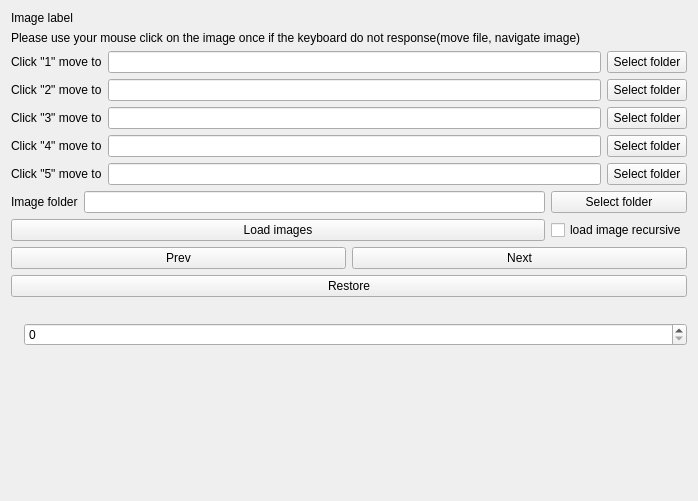
First picture: the form in image_clean_up_tool/image_mover.ui, repository stereomatchingkiss/blogCodes2, before the edit.
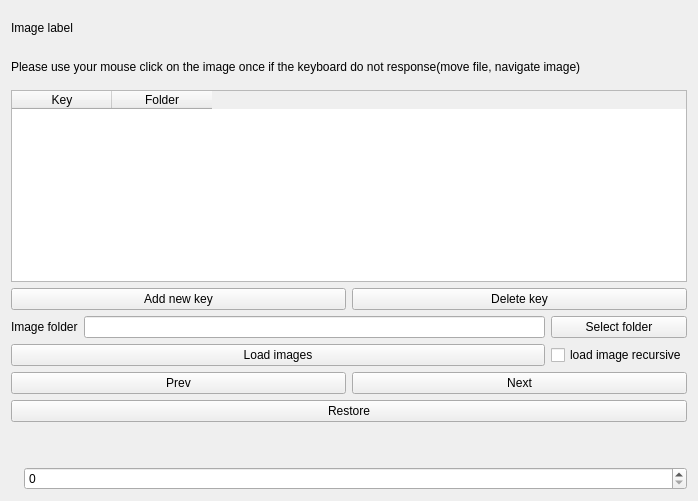
Second picture: the form after the edit.

Commit message: able to specify more keys

The edit to the form file:
```diff
--- a/image_clean_up_tool/image_mover.ui
+++ b/image_clean_up_tool/image_mover.ui
@@ -29,109 +29,38 @@
     </widget>
    </item>
    <item>
-    <layout class="QGridLayout" name="gridLayout">
-     <item row="2" column="2">
-      <widget class="QPushButton" name="pushButtonSelectFolder_3">
+    <widget class="QTableWidget" name="tableWidget">
+     <property name="sizePolicy">
+      <sizepolicy hsizetype="Expanding" vsizetype="Fixed">
+       <horstretch>0</horstretch>
+       <verstretch>0</verstretch>
+      </sizepolicy>
+     </property>
+     <column>
+      <property name="text">
+       <string>Key</string>
+      </property>
+     </column>
+     <column>
+      <property name="text">
+       <string>Folder</string>
+      </property>
+     </column>
+    </widget>
+   </item>
+   <item>
+    <layout class="QHBoxLayout" name="horizontalLayout_3">
+     <item>
+      <widget class="QPushButton" name="pushButtonAddNewKey">
        <property name="text">
-        <string>Select folder</string>
+        <string>Add new key</string>
        </property>
       </widget>
      </item>
-     <item row="4" column="2">
-      <widget class="QPushButton" name="pushButtonSelectFolder_5">
+     <item>
+      <widget class="QPushButton" name="pushButtonDeleteKey">
        <property name="text">
-        <string>Select folder</string>
-       </property>
-      </widget>
-     </item>
-     <item row="1" column="1">
-      <widget class="QLineEdit" name="lineEdit_2">
-       <property name="text">
-        <string/>
-       </property>
-      </widget>
-     </item>
-     <item row="4" column="0">
-      <widget class="QLabel" name="label_4">
-       <property name="text">
-        <string>Click &quot;5&quot; move to</string>
-       </property>
-      </widget>
-     </item>
-     <item row="3" column="0">
-      <widget class="QLabel" name="label_5">
-       <property name="text">
-        <string>Click &quot;4&quot; move to</string>
-       </property>
-      </widget>
-     </item>
-     <item row="3" column="1">
-      <widget class="QLineEdit" name="lineEdit_4">
-       <property name="text">
-        <string/>
-       </property>
-      </widget>
-     </item>
-     <item row="1" column="2">
-      <widget class="QPushButton" name="pushButtonSelectFolder_2">
-       <property name="text">
-        <string>Select folder</string>
-       </property>
-      </widget>
-     </item>
-     <item row="3" column="2">
-      <widget class="QPushButton" name="pushButtonSelectFolder_4">
-       <property name="text">
-        <string>Select folder</string>
-       </property>
-      </widget>
-     </item>
-     <item row="4" column="1">
-      <widget class="QLineEdit" name="lineEdit_5">
-       <property name="text">
-        <string/>
-       </property>
-      </widget>
-     </item>
-     <item row="0" column="2">
-      <widget class="QPushButton" name="pushButtonSelectFolder_1">
-       <property name="text">
-        <string>Select folder</string>
-       </property>
-      </widget>
-     </item>
-     <item row="2" column="0">
-      <widget class="QLabel" name="label_3">
-       <property name="text">
-        <string>Click &quot;3&quot; move to</string>
-       </property>
-      </widget>
-     </item>
-     <item row="0" column="1">
-      <widget class="QLineEdit" name="lineEdit_1">
-       <property name="text">
-        <string/>
-       </property>
-      </widget>
-     </item>
-     <item row="2" column="1">
-      <widget class="QLineEdit" name="lineEdit_3">
-       <property name="text">
-        <string/>
-       </property>
-      </widget>
-     </item>
-     <item row="0" column="0">
-      <widget class="QLabel" name="label">
-       <property name="text">
-        <string>Click &quot;1&quot; move to</string>
-       </property>
-      </widget>
-     </item>
-     <item row="1" column="0">
-      <widget class="QLabel" name="label_2">
-       <property name="text">
-        <string>Click &quot;2&quot; move to</string>
+        <string>Delete key</string>
        </property>
       </widget>
      </item>
@@ -224,19 +153,6 @@
      </item>
     </layout>
    </item>
-   <item>
-    <spacer name="verticalSpacer">
-     <property name="orientation">
-      <enum>Qt::Vertical</enum>
-     </property>
-     <property name="sizeHint" stdset="0">
-      <size>
-       <width>20</width>
-       <height>314</height>
-      </size>
-     </property>
-    </spacer>
-   </item>
   </layout>
  </widget>
  <resources/>
```
The commit also changes 2 other files.
